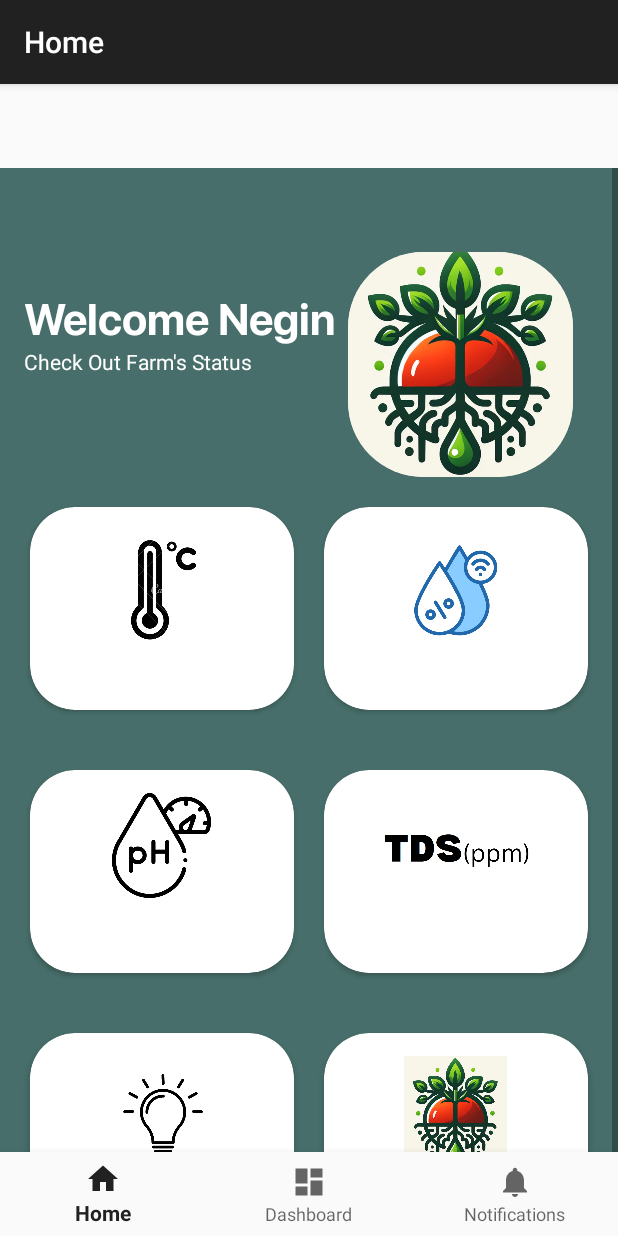
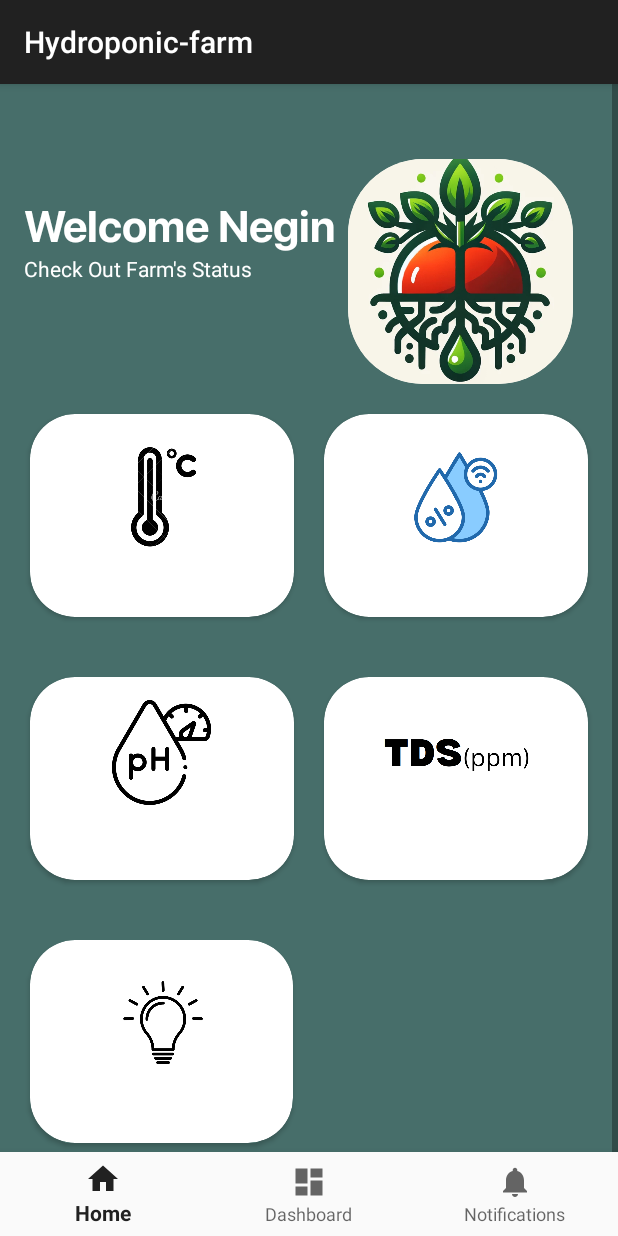
Before and after one commit to negiinj/Hydroponic-farm, an Android app: the MainActivity screen opened directly, with no data from a screen before it, on a phone screen of 412 x 824 dp. Run offline under Robolectric (Android 15) with nearby library versions, the phone set to English and light mode, and no system bars; our stand-ins replace navigation-ui; 1 statement that could not run was skipped.

Commit message:
updated and fixed UI

```diff
--- a/app/src/main/java/com/example/hydroponic_farm/MainActivity.java
+++ b/app/src/main/java/com/example/hydroponic_farm/MainActivity.java
@@ -51,8 +51,8 @@ public class MainActivity extends AppCompatActivity {
                 R.id.navigation_home, R.id.navigation_dashboard, R.id.navigation_notifications)
                 .build();
         NavController navController = Navigation.findNavController(this, R.id.nav_host_fragment_activity_main);
-        NavigationUI.setupActionBarWithNavController(this, navController, appBarConfiguration);
-        NavigationUI.setupWithNavController(binding.navView, navController);
+       // NavigationUI.setupActionBarWithNavController(this, navController, appBarConfiguration);
+        //NavigationUI.setupWithNavController(binding.navView, navController);
 
         String token;
         SharedPreferences sharedPref = getSharedPreferences("DIRECTORY1", Context.MODE_PRIVATE);
--- a/app/src/main/res/layout/activity_main.xml
+++ b/app/src/main/res/layout/activity_main.xml
@@ -5,7 +5,7 @@
     android:id="@+id/container"
     android:layout_width="match_parent"
     android:layout_height="match_parent"
-    android:paddingTop="?attr/actionBarSize">
+    >
 
     <com.google.android.material.bottomnavigation.BottomNavigationView
         android:id="@+id/nav_view"
@@ -45,10 +45,8 @@
             <androidx.appcompat.widget.Toolbar
                 android:id="@+id/toolbar"
                 android:layout_width="0dp"
-                android:layout_height="wrap_content"
+                android:layout_height="50dp"
                 android:background="#00008577"
-                android:minHeight="?attr/actionBarSize"
-                android:theme="?attr/actionBarTheme"
                 app:layout_constraintEnd_toEndOf="parent"
                 app:layout_constraintStart_toStartOf="parent"
                 app:layout_constraintTop_toTopOf="parent" />
@@ -131,7 +129,7 @@
                             android:layout_centerHorizontal="true"
                             android:layout_marginTop="10dp"
                             android:text=""
-                            android:textSize="24sp"
+                            android:textSize="22sp"
                             app:fontFamily="@font/sfprodisplay_bold" />
 
                         <ImageView
@@ -167,7 +165,7 @@
                             android:layout_centerHorizontal="true"
                             android:layout_marginTop="10dp"
                             android:text=""
-                            android:textSize="24sp"
+                            android:textSize="22sp"
                             app:fontFamily="@font/sfprodisplay_bold" />
 
                         <ImageView
@@ -214,7 +212,7 @@
                             android:layout_centerHorizontal="true"
                             android:layout_marginTop="10dp"
                             android:text=""
-                            android:textSize="24sp"
+                            android:textSize="22sp"
                             app:fontFamily="@font/sfprodisplay_bold" />
 
                         <ImageView
@@ -247,13 +245,13 @@
                             android:layout_centerHorizontal="true"
                             android:layout_marginTop="10dp"
                             android:text=""
-                            android:textSize="24sp"
+                            android:textSize="22sp"
                             app:fontFamily="@font/sfprodisplay_bold" />
 
                         <ImageView
                             android:id="@+id/tdsimg"
                             android:layout_width="100dp"
-                            android:layout_height="75dp"
+                            android:layout_height="72dp"
                             android:layout_centerHorizontal="true"
                             android:layout_marginTop="15dp"
                             app:srcCompat="@drawable/img" />
@@ -262,7 +260,8 @@
             </LinearLayout>
 
             <LinearLayout
-                android:layout_width="0dp"
+                android:id="@+id/linearLayout3"
+                android:layout_width="215dp"
                 android:layout_height="175dp"
                 android:orientation="horizontal"
                 android:padding="10dp"
@@ -291,54 +290,35 @@
                             android:layout_centerHorizontal="true"
                             android:layout_marginTop="10dp"
                             android:text=""
-                            android:textSize="24sp"
+                            android:textSize="22sp"
                             app:fontFamily="@font/sfprodisplay_bold" />
 
                         <ImageView
                             android:id="@+id/lightimg"
                             android:layout_width="75dp"
                             android:layout_height="75dp"
+                            android:layout_centerHorizontal="true"
+                            android:layout_marginTop="15dp"
                             android:clickable="true"
                             android:onClick="showPopup"
-                            android:layout_centerHorizontal="true"
-                            android:layout_marginTop="15dp"
                             android:tag="light"
                             app:srcCompat="@drawable/light" />
                     </RelativeLayout>
                 </androidx.cardview.widget.CardView>
+            </LinearLayout>
+            <LinearLayout
+                android:id="@+id/linearLayout4"
+                android:layout_width="0dp"
+                android:layout_height="100dp"
+                android:orientation="horizontal"
+                android:padding="10dp"
+                app:layout_constraintEnd_toEndOf="parent"
+                app:layout_constraintHorizontal_bias="0.0"
+                app:layout_constraintStart_toStartOf="parent"
+                app:layout_constraintTop_toBottomOf="@+id/linearLayout3">
 
-                <androidx.cardview.widget.CardView
-                    android:layout_width="0dp"
-                    android:layout_height="match_parent"
-                    android:layout_margin="10dp"
-                    android:layout_weight="1"
-                    app:cardCornerRadius="30dp">
+            </LinearLayout>
 
-                    <RelativeLayout
-                        android:layout_width="match_parent"
-                        android:layout_height="match_parent">
-
-                        <TextView
-                            android:id="@+id/textView9"
-                            android:layout_width="wrap_content"
-                            android:layout_height="wrap_content"
-                            android:layout_below="@id/airplane"
-                            android:layout_centerHorizontal="true"
-                            android:layout_marginTop="10dp"
-                            android:text=""
-                            android:textSize="24sp"
-                            app:fontFamily="@font/sfprodisplay_bold" />
-
-                        <ImageView
-                            android:id="@+id/airplane"
-                            android:layout_width="75dp"
-                            android:layout_height="75dp"
-                            android:layout_centerHorizontal="true"
-                            android:layout_marginTop="15dp"
-                            app:srcCompat="@drawable/logo" />
-                    </RelativeLayout>
-                </androidx.cardview.widget.CardView>
-            </LinearLayout>
         </androidx.constraintlayout.widget.ConstraintLayout>
     </ScrollView>
 
```
